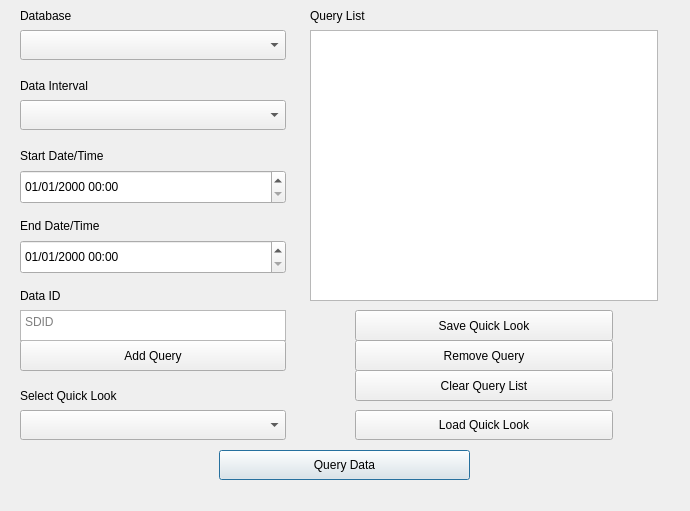
First picture: the form in ui/winWebQuery.ui, repository S31F3R/DataDoctor, before the edit.
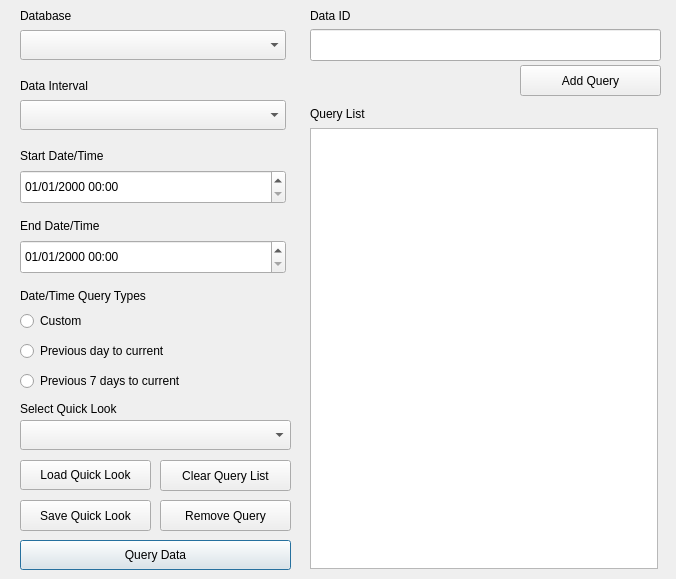
Second picture: the form after the edit. Icons and pictures are not drawn.

Patch:
```diff
--- a/ui/winWebQuery.ui
+++ b/ui/winWebQuery.ui
@@ -6,8 +6,8 @@
    <rect>
     <x>0</x>
     <y>0</y>
-    <width>690</width>
-    <height>511</height>
+    <width>676</width>
+    <height>579</height>
    </rect>
   </property>
   <property name="sizePolicy">
@@ -18,8 +18,8 @@
   </property>
   <property name="maximumSize">
    <size>
-    <width>690</width>
-    <height>511</height>
+    <width>762</width>
+    <height>600</height>
    </size>
   </property>
   <property name="windowTitle">
@@ -84,9 +84,9 @@
    <widget class="QPushButton" name="btnQuery">
     <property name="geometry">
      <rect>
-      <x>219</x>
-      <y>450</y>
-      <width>251</width>
+      <x>20</x>
+      <y>540</y>
+      <width>271</width>
       <height>30</height>
      </rect>
     </property>
@@ -100,22 +100,6 @@
      <bool>true</bool>
     </property>
    </widget>
-   <widget class="QTextEdit" name="textSDID">
-    <property name="geometry">
-     <rect>
-      <x>20</x>
-      <y>310</y>
-      <width>266</width>
-      <height>31</height>
-     </rect>
-    </property>
-    <property name="tabChangesFocus">
-     <bool>true</bool>
-    </property>
-    <property name="placeholderText">
-     <string>SDID</string>
-    </property>
-   </widget>
    <widget class="QLabel" name="label">
     <property name="geometry">
      <rect>
@@ -172,18 +156,18 @@
     <property name="geometry">
      <rect>
       <x>310</x>
-      <y>30</y>
+      <y>128</y>
       <width>348</width>
-      <height>271</height>
+      <height>441</height>
      </rect>
     </property>
    </widget>
    <widget class="QPushButton" name="btnAddQuery">
     <property name="geometry">
      <rect>
-      <x>20</x>
-      <y>340</y>
-      <width>266</width>
+      <x>520</x>
+      <y>65</y>
+      <width>141</width>
       <height>31</height>
      </rect>
     </property>
@@ -194,8 +178,8 @@
    <widget class="QLabel" name="label_5">
     <property name="geometry">
      <rect>
-      <x>20</x>
-      <y>280</y>
+      <x>310</x>
+      <y>0</y>
       <width>61</width>
       <height>31</height>
      </rect>
@@ -208,7 +192,7 @@
     <property name="geometry">
      <rect>
       <x>310</x>
-      <y>0</y>
+      <y>98</y>
       <width>258</width>
       <height>31</height>
      </rect>
@@ -220,9 +204,9 @@
    <widget class="QPushButton" name="btnRemoveQuery">
     <property name="geometry">
      <rect>
-      <x>355</x>
-      <y>340</y>
-      <width>258</width>
+      <x>160</x>
+      <y>500</y>
+      <width>131</width>
       <height>31</height>
      </rect>
     </property>
@@ -233,9 +217,9 @@
    <widget class="QPushButton" name="btnSaveQuickLook">
     <property name="geometry">
      <rect>
-      <x>355</x>
-      <y>310</y>
-      <width>258</width>
+      <x>20</x>
+      <y>500</y>
+      <width>131</width>
       <height>31</height>
      </rect>
     </property>
@@ -247,9 +231,9 @@
     <property name="geometry">
      <rect>
       <x>20</x>
-      <y>380</y>
-      <width>251</width>
-      <height>31</height>
+      <y>398</y>
+      <width>221</width>
+      <height>21</height>
      </rect>
     </property>
     <property name="text">
@@ -260,8 +244,8 @@
     <property name="geometry">
      <rect>
       <x>20</x>
-      <y>410</y>
-      <width>266</width>
+      <y>420</y>
+      <width>271</width>
       <height>30</height>
      </rect>
     </property>
@@ -275,9 +259,9 @@
    <widget class="QPushButton" name="btnLoadQuickLook">
     <property name="geometry">
      <rect>
-      <x>355</x>
-      <y>410</y>
-      <width>258</width>
+      <x>20</x>
+      <y>460</y>
+      <width>131</width>
       <height>30</height>
      </rect>
     </property>
@@ -291,9 +275,9 @@
    <widget class="QPushButton" name="btnClearQuery">
     <property name="geometry">
      <rect>
-      <x>355</x>
-      <y>370</y>
-      <width>258</width>
+      <x>160</x>
+      <y>460</y>
+      <width>131</width>
       <height>31</height>
      </rect>
     </property>
@@ -304,8 +288,8 @@
    <widget class="QPushButton" name="btnDataIdInfo">
     <property name="geometry">
      <rect>
-      <x>76</x>
-      <y>285</y>
+      <x>364</x>
+      <y>5</y>
       <width>31</width>
       <height>20</height>
      </rect>
@@ -353,6 +337,68 @@
      <bool>true</bool>
     </property>
    </widget>
+   <widget class="QRadioButton" name="rbCustomDateTime">
+    <property name="geometry">
+     <rect>
+      <x>20</x>
+      <y>310</y>
+      <width>261</width>
+      <height>22</height>
+     </rect>
+    </property>
+    <property name="text">
+     <string>Custom</string>
+    </property>
+   </widget>
+   <widget class="QRadioButton" name="rbPrevDayToCurrent">
+    <property name="geometry">
+     <rect>
+      <x>20</x>
+      <y>340</y>
+      <width>261</width>
+      <height>22</height>
+     </rect>
+    </property>
+    <property name="text">
+     <string>Previous day to current</string>
+    </property>
+   </widget>
+   <widget class="QRadioButton" name="rbPrevWeekToCurrent">
+    <property name="geometry">
+     <rect>
+      <x>20</x>
+      <y>370</y>
+      <width>261</width>
+      <height>22</height>
+     </rect>
+    </property>
+    <property name="text">
+     <string>Previous 7 days to current</string>
+    </property>
+   </widget>
+   <widget class="QLabel" name="label_8">
+    <property name="geometry">
+     <rect>
+      <x>20</x>
+      <y>280</y>
+      <width>251</width>
+      <height>31</height>
+     </rect>
+    </property>
+    <property name="text">
+     <string>Date/Time Query Types</string>
+    </property>
+   </widget>
+   <widget class="QLineEdit" name="leDataID">
+    <property name="geometry">
+     <rect>
+      <x>310</x>
+      <y>29</y>
+      <width>351</width>
+      <height>32</height>
+     </rect>
+    </property>
+   </widget>
    <zorder>btnQuery</zorder>
    <zorder>label</zorder>
    <zorder>label_2</zorder>
```
Left out of the diff: 8 changed lines with no effect on the pictures.
